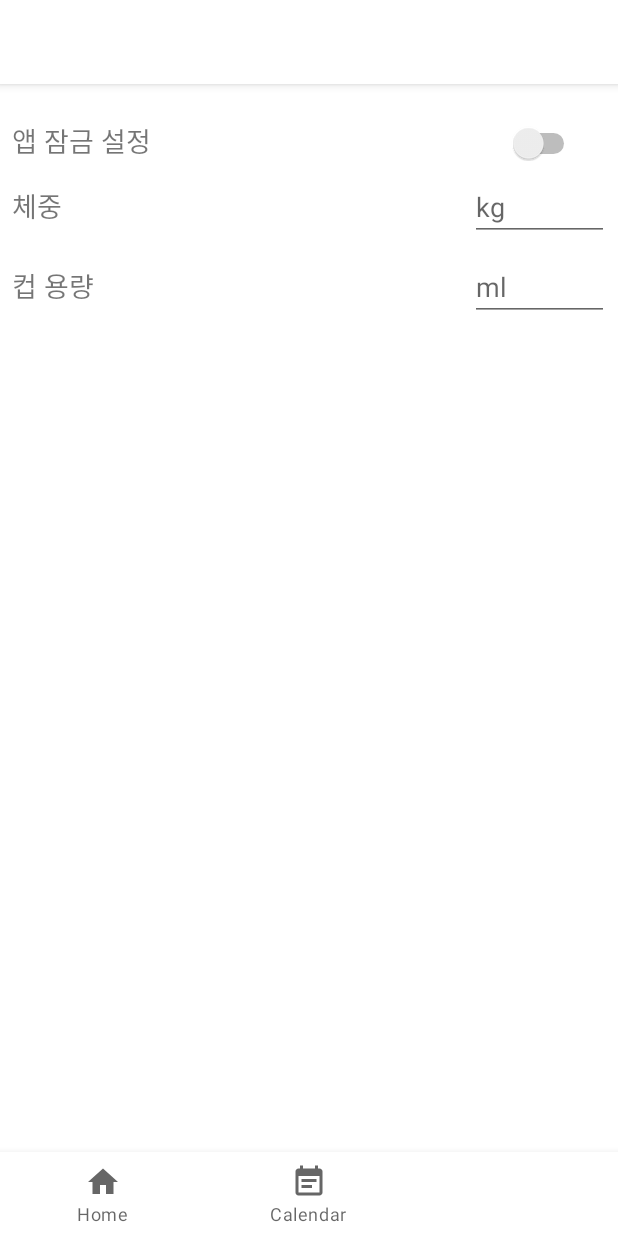
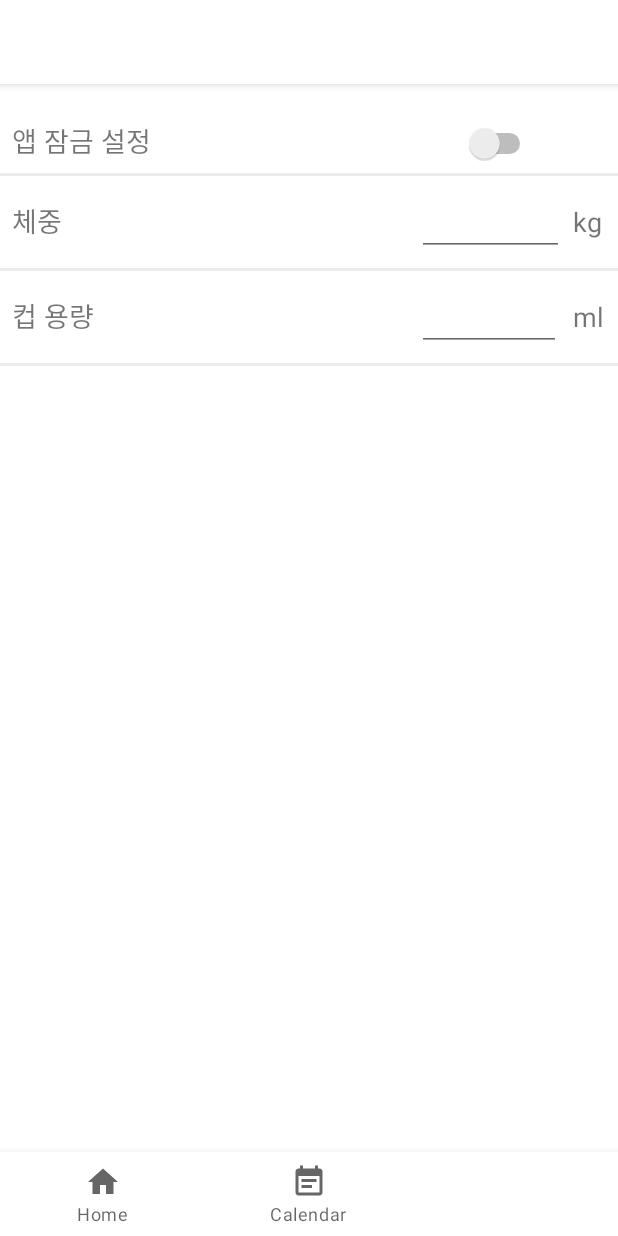
Before and after one commit to hanaandalice/Plouf, an Android app: the SettingsFragment screen opened through its navigation route, on a phone screen of 412 x 824 dp. Run offline under Robolectric (Android 15) with nearby library versions, the phone set to English and light mode, and no system bars; our stand-ins replace Room's generated code, navigation-ui; libraries missing offline, so code that uses them is left out: com.prolificinteractive.materialcalendarview; 2 statements that could not run were skipped.

Commit message:
Setting Room DB and TEST

```diff
--- a/app/src/main/java/com/example/plouf/data/AppDatabase.java
+++ b/app/src/main/java/com/example/plouf/data/AppDatabase.java
@@ -3,6 +3,7 @@ package com.example.plouf.data;
 import android.content.Context;
 
 import androidx.annotation.NonNull;
+import androidx.lifecycle.LiveData;
 import androidx.room.Database;
 import androidx.room.DatabaseConfiguration;
 import androidx.room.InvalidationTracker;
@@ -10,7 +11,9 @@ import androidx.room.Room;
 import androidx.room.RoomDatabase;
 import androidx.sqlite.db.SupportSQLiteOpenHelper;
 
-@Database(entities = Pd.class, version = 1)
+import java.util.List;
+
+@Database(entities = PdEntity.class, version = 1)
 public abstract class AppDatabase extends RoomDatabase {
     public abstract PdDao pdDao();
     private static AppDatabase mDb;
@@ -39,4 +42,6 @@ public abstract class AppDatabase extends RoomDatabase {
     public void clearAllTables() {
 
     }
+
+
 }
--- a/app/src/main/java/com/example/plouf/data/PdDao.java
+++ b/app/src/main/java/com/example/plouf/data/PdDao.java
@@ -9,25 +9,42 @@ import java.util.List;
 @Dao
 public interface PdDao {
    @Insert()
-   void insert(Pd pd);
+   void insert(PdEntity pdEntity);
 
    @Delete
-   void delete(Pd pd);
+   void delete(PdEntity pdEntity);
 
    @Update
-   void update(Pd pd);
+   void update(PdEntity pdEntity);
 
+   //pd 데이터 전체 가져오기
    @Query("SELECT * FROM PD_01 ORDER BY RECORD_DATE")
-   LiveData<List<Pd>> loadAllPd();
+   LiveData<List<PdEntity>> loadAllPd();
 
-   @Query("SELECT WATER FROM pd_01 WHERE RECORD_DATE = :date")
-   LiveData<Integer> getWater(String date);
+   //날짜에 따른 물 섭취량
+   @Query("SELECT WATER FROM PD_01 WHERE RECORD_DATE = :date")
+   Integer getWater(String date);
 
+   //날짜에 따른 소변 횟수
    @Query("SELECT PEE_CNT FROM PD_01 WHERE RECORD_DATE = :date")
-   LiveData<Integer> getPeeCnt(String date);
+   Integer getPeeCnt(String date);
 
+   //날짜에 따른 대변 횟수
    @Query("SELECT FECES_CNT FROM PD_01 WHERE RECORD_DATE = :date")
-   LiveData <Integer> getFecesCnt(String date);
+   Integer getFecesCnt(String date);
+
+   //소변 전체 평균
+   @Query("SELECT AVG(PEE_CNT) FROM PD_01")
+   Integer getPeeAvg();
+
+   //대변 전체 평균
+   @Query("SELECT AVG(FECES_CNT) FROM PD_01")
+   Integer getFecesAvg();
+
+   //테스트 데이터 삽입
+   @Query("INSERT INTO PD_01 VALUES('2021-05-11',120,475,50,7,2,1,5)")
+   void insertTest();
+
 
 
 
--- a/app/src/main/java/com/example/plouf/ui/home/HomeViewModel.java
+++ b/app/src/main/java/com/example/plouf/ui/home/HomeViewModel.java
@@ -5,6 +5,11 @@ import android.util.Log;
 import androidx.lifecycle.LiveData;
 import androidx.lifecycle.MutableLiveData;
 import androidx.lifecycle.ViewModel;
+
+import com.example.plouf.data.AppDatabase;
+import com.example.plouf.data.PdDao;
+import com.prolificinteractive.materialcalendarview.CalendarDay;
+
 /*
 * ViewModel UI 관련 데이터 보관, 관리
 * */
@@ -20,6 +25,10 @@ public class HomeViewModel extends ViewModel {
     public String waterState;
     public Integer cup;
 //    public float waterPer;
+//    public CalendarFragment calendarFragment;
+
+    AppDatabase appDatabase;
+    public CalendarDay calendarDay;
 
 
     public MutableLiveData<Integer> livePee;
@@ -30,6 +39,24 @@ public class HomeViewModel extends ViewModel {
         txtWaterAmount = new MutableLiveData<>();
         waterState = new String();
         peeCount = 6;   //디비에서 받아오기
+        appDatabase = new AppDatabase() {
+            @Override
+            public PdDao pdDao() {
+                return null;
+            }
+        };
+        calendarDay = CalendarDay.today();
+
+
+//        appDatabase.getWater(calendarDay.getDate().toString());
+//        Log.d("DB", "HomeViewModel: "+appDatabase.getWater(calendarDay.getDate().toString()));    //2021-05-11 형태
+
+
+
+//        peeCount = pdDao.getPeeCnt(calendarDay.getDate().toString());   //디비에서 받아오기
+
+        Log.d("DB", "HomeViewModel: "+calendarDay.getDate().toString());    //2021-05-11 형태
+
         fecesCount = 2; //디비에서 대변 받아오기
         waterCnt = 4;   //디비에서 물 연속 성취일수 받아오기 PD_01.ACHIEVE_CNT
         cup = 473;  //SharedPreferences에서 컵용량 받아오기
@@ -55,7 +82,8 @@ public class HomeViewModel extends ViewModel {
     }
 
     //get data
-    public LiveData<String> getProgressTxt() { return txtProgress; }
+    public LiveData<String> getProgressTxt() {
+        return txtProgress; }
 
 //    public LiveData<String> getWaterAmountTxt() { return txtWaterAmount;}
 
--- a/app/src/main/java/com/example/plouf/ui/settings/SettingsFragment.java
+++ b/app/src/main/java/com/example/plouf/ui/settings/SettingsFragment.java
@@ -4,6 +4,7 @@ import android.os.Bundle;
 import android.view.LayoutInflater;
 import android.view.View;
 import android.view.ViewGroup;
+import android.widget.EditText;
 import android.widget.TextView;
 
 import androidx.annotation.NonNull;
@@ -15,6 +16,7 @@ import androidx.lifecycle.ViewModelProvider;
 import com.example.plouf.R;
 
 public class SettingsFragment extends Fragment {
+    //TODO: SharedPreference 로  몸무게, 컵 무게, 잠금 설정 여부 저장 하는 부분 만들기
 
     private SettingsViewModel settingsViewModel;
 
@@ -30,6 +32,14 @@ public class SettingsFragment extends Fragment {
                 textView.setText(s);
             }
         });
+
+        EditText et_waterCup = root.findViewById(R.id.et_waterCup);
+        EditText et_weight = root.findViewById(R.id.et_weight);
+
+        et_waterCup.setText(et_waterCup.getText().toString());
+        et_weight.setText(et_waterCup.getText().toString());
+
         return root;
     }
+
 }
--- a/app/src/main/java/com/example/plouf/ui/settings/SettingsViewModel.java
+++ b/app/src/main/java/com/example/plouf/ui/settings/SettingsViewModel.java
@@ -7,6 +7,7 @@ import androidx.lifecycle.ViewModel;
 public class SettingsViewModel extends ViewModel {
 
     private MutableLiveData<String> mText;
+    public Integer waterCup;
 
     public SettingsViewModel() {
         mText = new MutableLiveData<>();
@@ -16,4 +17,10 @@ public class SettingsViewModel extends ViewModel {
     public LiveData<String> getText() {
         return mText;
     }
+
+    public void setWaterCup(Integer waterCup){this.waterCup = waterCup;}
+
+
+
+
 }
--- a/app/src/main/res/layout/fragment_settings.xml
+++ b/app/src/main/res/layout/fragment_settings.xml
@@ -11,11 +11,12 @@
     <LinearLayout
         android:layout_width="match_parent"
         android:layout_height="wrap_content"
-        android:orientation="horizontal">
+        android:orientation="horizontal"
+        android:layout_marginBottom="@dimen/settings_vertical_margin">
 
         <TextView
             android:id="@+id/tv_lockSetting"
-            android:layout_width="305dp"
+            android:layout_width="270dp"
             android:layout_height="wrap_content"
             android:layout_marginLeft="8dp"
             android:text="앱 잠금"
@@ -29,21 +30,27 @@
 
         <Switch
             android:id="@+id/sw_lock"
-            android:layout_width="73dp"
-            android:layout_height="wrap_content"
+            android:layout_width="79dp"
+            android:layout_height="5dp"
             android:layout_marginEnd="16dp"
             app:layout_constraintEnd_toEndOf="parent"
             app:layout_constraintTop_toTopOf="parent" />
     </LinearLayout>
 
+    <View
+        android:layout_width="match_parent"
+        android:layout_height="2dp"
+        android:background="@color/gray_line"/>
+
     <LinearLayout
         android:layout_width="match_parent"
         android:layout_height="wrap_content"
         android:orientation="horizontal"
-        android:layout_marginTop="@dimen/settings_vertical_margin">
+        android:layout_marginTop="@dimen/settings_vertical_margin"
+        android:layout_marginBottom="@dimen/settings_vertical_margin">
 
         <TextView
-            android:layout_width="305dp"
+            android:layout_width="270dp"
             android:layout_height="wrap_content"
             android:layout_marginLeft="8dp"
             android:text="체중"
@@ -51,39 +58,61 @@
 
         <EditText
             android:id="@+id/et_weight"
-            android:layout_width="wrap_content"
+            android:layout_width="59dp"
             android:layout_height="wrap_content"
             android:layout_weight="1"
             android:layout_marginRight="6dp"
             android:ems="10"
-            android:inputType="number"
-            android:hint="kg"/>
+            android:inputType="number" />
+
+        <TextView
+            android:layout_width="30dp"
+            android:layout_height="wrap_content"
+            android:text="kg"
+            android:textSize="18dp" />
+
     </LinearLayout>
+
+    <View
+        android:layout_width="match_parent"
+        android:layout_height="2dp"
+        android:background="@color/gray_line"/>
 
     <LinearLayout
         android:layout_width="match_parent"
         android:layout_height="wrap_content"
         android:orientation="horizontal"
-        android:layout_marginTop="@dimen/settings_vertical_margin">
+        android:layout_marginTop="@dimen/settings_vertical_margin"
+        android:layout_marginBottom="@dimen/settings_vertical_margin">
 
         <TextView
-            android:layout_width="305dp"
+            android:layout_width="270dp"
             android:layout_height="wrap_content"
             android:layout_marginLeft="8dp"
             android:text="컵 용량"
             android:textSize="18dp" />
 
         <EditText
-            android:id="@+id/tv_waterCup"
-            android:layout_width="wrap_content"
+            android:id="@+id/et_waterCup"
+            android:layout_width="59dp"
             android:layout_height="wrap_content"
+            android:layout_marginRight="8dp"
             android:layout_weight="1"
-            android:layout_marginRight="6dp"
             android:ems="10"
-            android:inputType="number"
-            android:hint="ml"/>
+            android:inputType="number" />
+
+        <TextView
+            android:layout_width="30dp"
+            android:layout_height="wrap_content"
+            android:text="ml"
+            android:textSize="18dp" />
 
     </LinearLayout>
 
+    <View
+        android:layout_width="match_parent"
+        android:layout_height="2dp"
+        android:background="@color/gray_line"/>
+
 
 </LinearLayout>
--- a/app/src/main/res/values/colors.xml
+++ b/app/src/main/res/values/colors.xml
@@ -8,5 +8,6 @@
     <color name="black">#FF000000</color>
     <color name="white">#FFFFFFFF</color>
     <color name="blue">#03A9F4</color>
+    <color name="gray_line">#ECECEC</color>
 
 </resources>
```
Also changed, not shown: app/build.gradle (+10 -0 lines), app/src/main/java/com/example/plouf/MainActivity.java (+12 -3 lines), app/src/main/java/com/example/plouf/data/PdEntity.java (renamed from app/src/main/java/com/example/plouf/data/Pd.java, +15 -12 lines), app/src/main/java/com/example/plouf/ui/home/HomeFragment.java (+38 -4 lines), app/src/main/res/layout/fragment_home.xml (+8 -8 lines).
